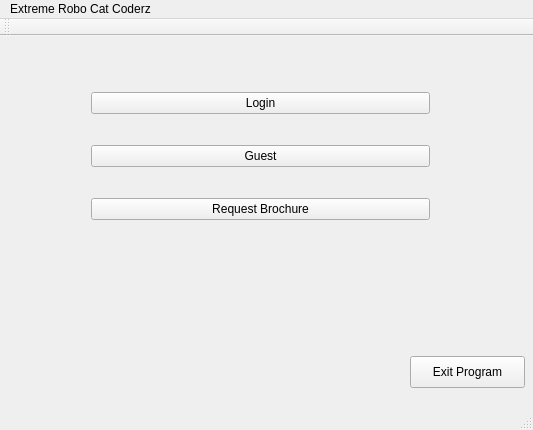
The window that MainProgram/mainprogramwindow.ui (AustinVaday/CS1C-Class-Project) describes before a commit, drawn with Qt 5.
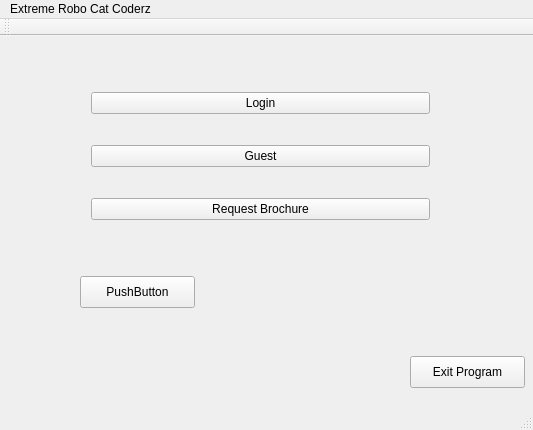
The same window after the commit.

```diff
--- a/MainProgram/mainprogramwindow.ui
+++ b/MainProgram/mainprogramwindow.ui
@@ -60,6 +60,19 @@
      </item>
     </layout>
    </widget>
+   <widget class="QPushButton" name="pushButton_4">
+    <property name="geometry">
+     <rect>
+      <x>80</x>
+      <y>240</y>
+      <width>115</width>
+      <height>32</height>
+     </rect>
+    </property>
+    <property name="text">
+     <string>PushButton</string>
+    </property>
+   </widget>
   </widget>
   <widget class="QMenuBar" name="menuBar">
    <property name="geometry">
```
